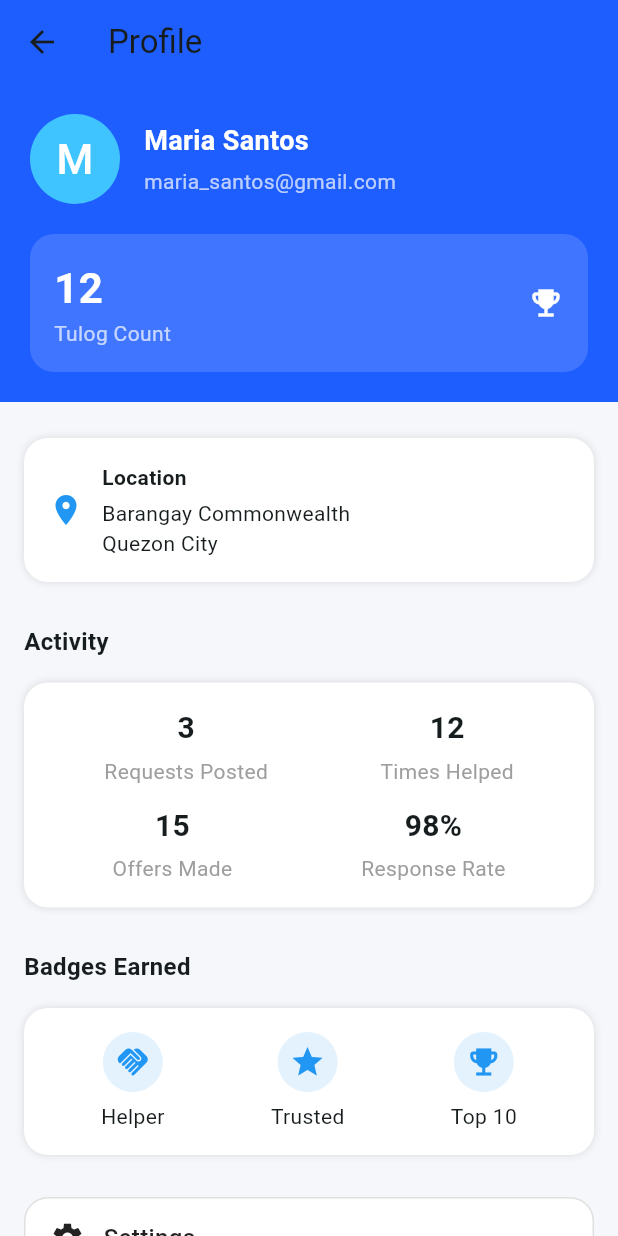
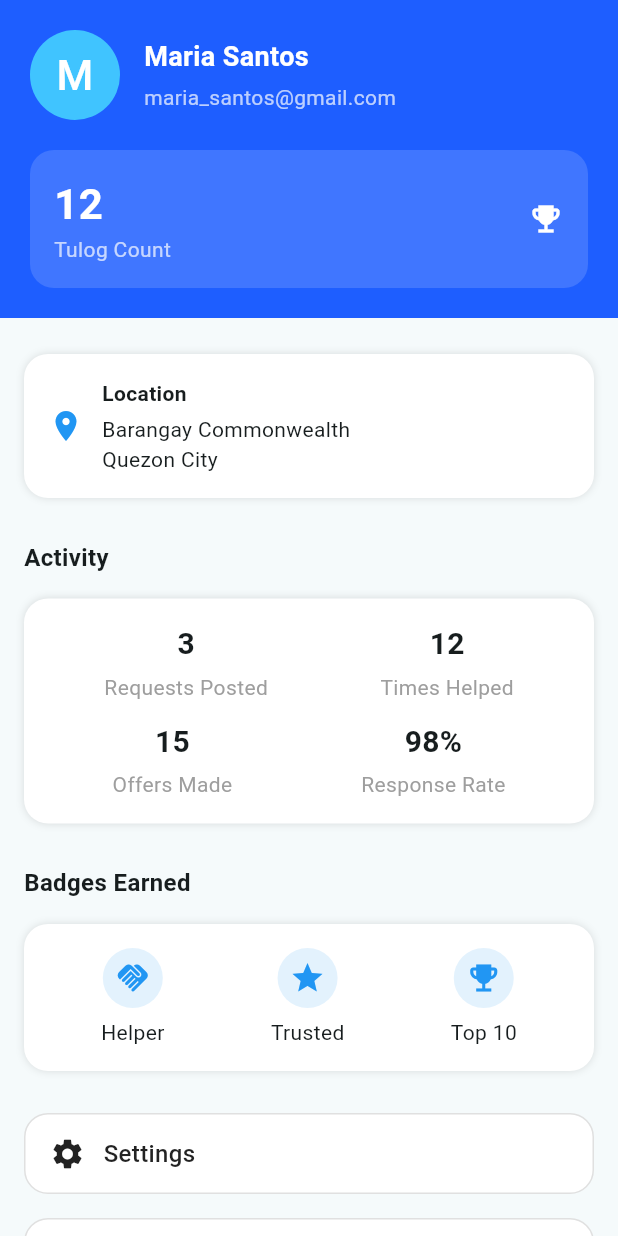
Before and after one commit to git-mijo/kbalay, a Flutter app: the ProfilePage widget shown alone on an empty page, opened directly, on a phone screen of 412 x 824 dp. Run offline on Flutter 3.47's test engine with Material 3 defaults, Android fonts, the phone set to English and light mode, and no system bars; our stand-ins replace firebase_core; accounts and stored records are empty.

Commit message:
merged profile page into main scaffold

```diff
--- a/lib/features/resident/pages/resident_page.dart
+++ b/lib/features/resident/pages/resident_page.dart
@@ -1,6 +1,7 @@
 import 'package:flutter/material.dart';
 import 'package:flutter_hoa/features/resident/widgets/my_requests/my_requests_feed.dart';
 import 'package:flutter_hoa/features/resident/widgets/my_requests/my_requests_section_tabs.dart';
+import '../widgets/profile/profile_page.dart';
 
 import '../widgets/home/resident_app_bar.dart';
 import '../widgets/home/resident_location_bar.dart';
@@ -58,7 +59,7 @@ class _ResidentPageState extends State<ResidentPage> {
           ],
         );
       case 3:
-        return const Center(child: Text('(Profile)'));
+        return const ProfilePage();
       default:
         return const SizedBox.shrink();
     }
@@ -67,6 +68,7 @@ class _ResidentPageState extends State<ResidentPage> {
   @override
   Widget build(BuildContext context) {
     return Scaffold(
+      backgroundColor: const Color(0xFFF5F7FA),
       appBar: _selectedBottomIndex == 0
           ? const ResidentAppBar()
           : _selectedBottomIndex == 1
--- a/lib/features/resident/widgets/profile/profile_app_bar.dart
+++ b/lib/features/resident/widgets/profile/profile_app_bar.dart
@@ -7,7 +7,7 @@ class ProfileAppBar extends StatelessWidget implements PreferredSizeWidget {
   Widget build(BuildContext context) {
     return AppBar(
       toolbarHeight: 72,
-      automaticallyImplyLeading: false,
+      foregroundColor: Colors.white,
       backgroundColor: const Color(0xFF155DFD),
       titleSpacing: 0,
       title: Padding(
--- a/lib/features/resident/widgets/profile/profile_page.dart
+++ b/lib/features/resident/widgets/profile/profile_page.dart
@@ -5,20 +5,7 @@ class ProfilePage extends StatelessWidget {
 
   @override
   Widget build(BuildContext context) {
-    return Scaffold(
-      backgroundColor: const Color(0xFFF5F7FA),
-
-      appBar: AppBar(
-        backgroundColor: const Color(0xFF1E5EFF),
-        elevation: 0,
-        leading: IconButton(
-          icon: const Icon(Icons.arrow_back),
-          onPressed: () => Navigator.pop(context),
-        ),
-        title: const Text('Profile'),
-      ),
-
-      body: SingleChildScrollView(
+    return SingleChildScrollView(
         child: Column(
           children: [
 
@@ -190,7 +177,6 @@ class ProfilePage extends StatelessWidget {
 
             const SizedBox(height: 80),
           ],
-        ),
       ),
     );
   }
```
